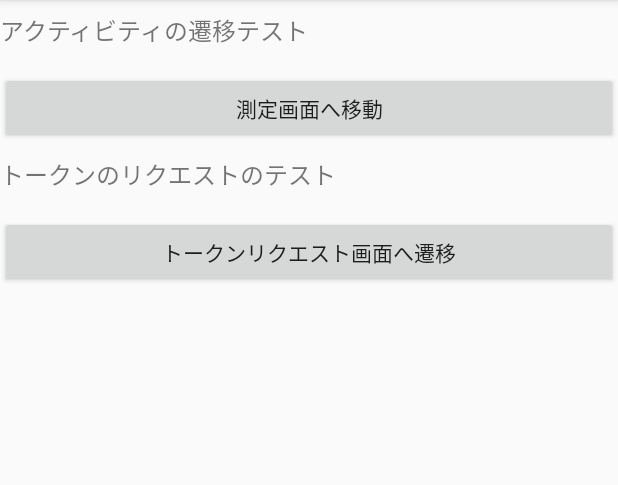
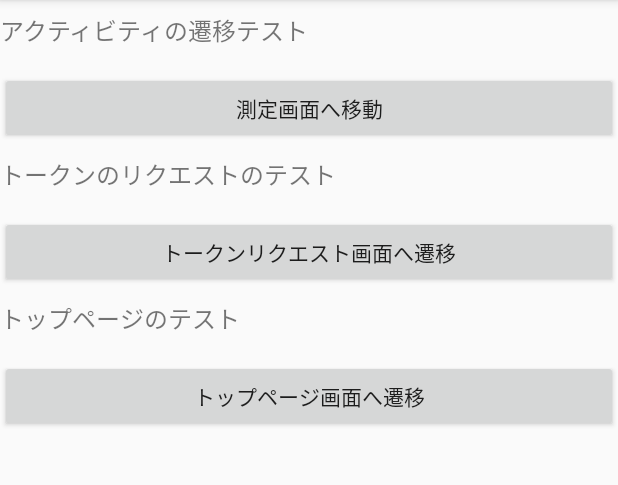
Before and after one commit to GuHoo/Kunto-Frontend, an Android app: the screen it shows after launch (MainActivity), on a phone screen of 412 x 824 dp, the part 84-569 px from its top. Run offline under Robolectric (Android 15) with nearby library versions, the phone set to English and light mode, and no system bars; our stand-ins replace Timber; 2 statements that could not run were skipped.

Commit message:
トップページへの遷移

```diff
--- a/app/src/main/java/slp/etr/guhoo/kunto_frontend/activitys/MainActivity.java
+++ b/app/src/main/java/slp/etr/guhoo/kunto_frontend/activitys/MainActivity.java
@@ -17,6 +17,7 @@ public class MainActivity extends AppCompatActivity implements View.OnClickListe
         //リスナーをセット
         findViewById(R.id.buttonMeasure).setOnClickListener(this);
         findViewById(R.id.buttonRequestToken).setOnClickListener(this);
+        findViewById(R.id.buttonTopPage).setOnClickListener(this);
     }
 
     @Override
@@ -29,6 +30,10 @@ public class MainActivity extends AppCompatActivity implements View.OnClickListe
         } else if(v.getId() == R.id.buttonRequestToken) {
             Intent intent = new Intent(this, SignInActivity.class);
             startActivity(intent);
+        } else if(v.getId() == R.id.buttonTopPage) {
+            Intent intent = new Intent(this, TopPageActivity.class);
+            startActivity(intent);
         }
+
     }
 }
--- a/app/src/main/res/layout/activity_main.xml
+++ b/app/src/main/res/layout/activity_main.xml
@@ -34,4 +34,19 @@
         android:layout_height="wrap_content"
         android:text="トークンリクエスト画面へ遷移" />
 
+    <TextView
+        android:id="@+id/textTopPage"
+        android:layout_width="fill_parent"
+        android:layout_height="wrap_content"
+        android:layout_marginBottom="16dp"
+        android:layout_marginTop="8dp"
+        android:text="トップページのテスト"
+        android:textSize="16sp"
+        />
+
+    <Button android:id="@+id/buttonTopPage"
+        android:layout_width="fill_parent"
+        android:layout_height="wrap_content"
+        android:text="トップページ画面へ遷移" />
+
 </LinearLayout>
```
